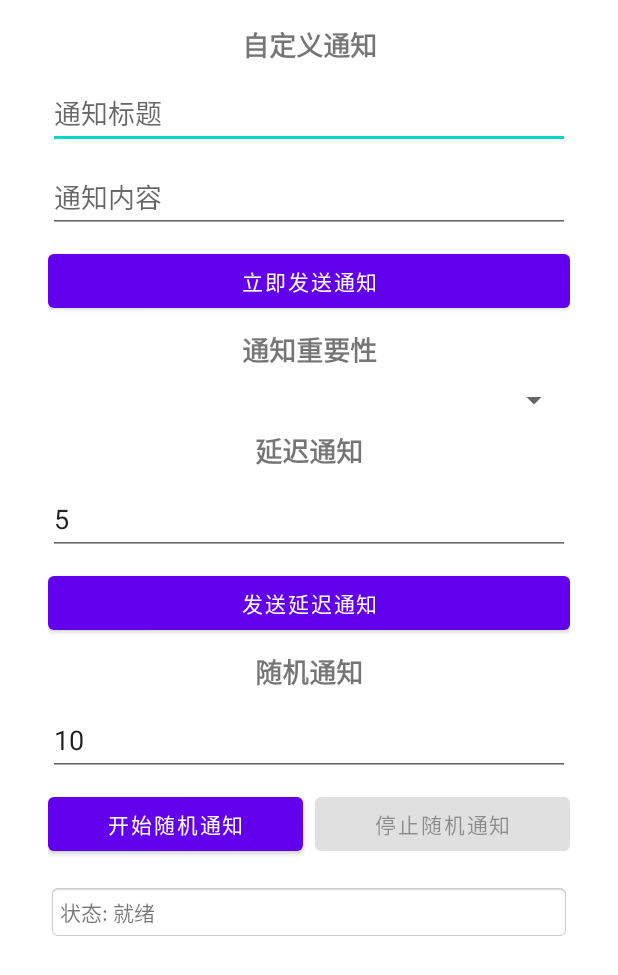
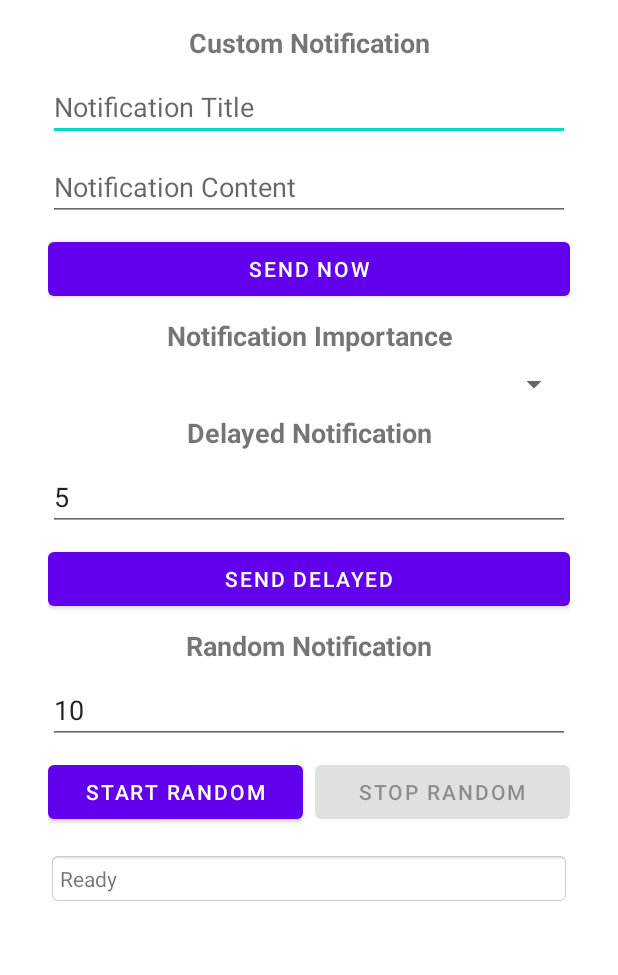
Before and after one commit to TheDeathDragon/NotiBot, an Android app: the layout activity_main.xml on its own in the app's theme, with its tools: preview values and no code run, on a phone screen of 412 x 824 dp. Shown: the top 975 px of the screen. Run offline under Robolectric (Android 15) with nearby library versions, the phone set to English and light mode, and no system bars.

Commit message:
更新本地化翻译

```diff
--- a/app/src/main/res/layout/activity_main.xml
+++ b/app/src/main/res/layout/activity_main.xml
@@ -20,7 +20,7 @@
             android:layout_width="match_parent"
             android:layout_height="wrap_content"
             android:layout_marginBottom="8dp"
-            android:text="自定义通知"
+            android:text="@string/custom_notification"
             android:textAlignment="center"
             android:textSize="18sp"
             android:textStyle="bold" />
@@ -30,7 +30,7 @@
             android:layout_width="match_parent"
             android:layout_height="wrap_content"
             android:layout_marginBottom="8dp"
-            android:hint="通知标题"
+            android:hint="@string/notification_title_hint"
             android:inputType="text" />
 
         <EditText
@@ -38,7 +38,7 @@
             android:layout_width="match_parent"
             android:layout_height="wrap_content"
             android:layout_marginBottom="8dp"
-            android:hint="通知内容"
+            android:hint="@string/notification_content_hint"
             android:inputType="textMultiLine"
             android:minLines="1" />
 
@@ -47,13 +47,13 @@
             android:layout_width="match_parent"
             android:layout_height="wrap_content"
             android:layout_marginBottom="8dp"
-            android:text="立即发送通知" />
+            android:text="@string/send_now" />
 
         <TextView
             android:layout_width="match_parent"
             android:layout_height="wrap_content"
             android:layout_marginBottom="8dp"
-            android:text="通知重要性"
+            android:text="@string/notification_importance"
             android:textAlignment="center"
             android:textSize="18sp"
             android:textStyle="bold" />
@@ -69,7 +69,7 @@
             android:layout_width="match_parent"
             android:layout_height="wrap_content"
             android:layout_marginBottom="8dp"
-            android:text="延迟通知"
+            android:text="@string/delayed_notification"
             android:textAlignment="center"
             android:textSize="18sp"
             android:textStyle="bold" />
@@ -79,7 +79,7 @@
             android:layout_width="match_parent"
             android:layout_height="wrap_content"
             android:layout_marginBottom="8dp"
-            android:hint="延迟时间（秒）"
+            android:hint="@string/delay_seconds_hint"
             android:inputType="number"
             android:text="5" />
 
@@ -88,14 +88,14 @@
             android:layout_width="match_parent"
             android:layout_height="wrap_content"
             android:layout_marginBottom="8dp"
-            android:text="发送延迟通知" />
+            android:text="@string/send_delayed" />
 
         <!-- 随机通知部分 -->
         <TextView
             android:layout_width="match_parent"
             android:layout_height="wrap_content"
             android:layout_marginBottom="8dp"
-            android:text="随机通知"
+            android:text="@string/random_notification"
             android:textAlignment="center"
             android:textSize="18sp"
             android:textStyle="bold" />
@@ -105,7 +105,7 @@
             android:layout_width="match_parent"
             android:layout_height="wrap_content"
             android:layout_marginBottom="8dp"
-            android:hint="间隔时间（秒）"
+            android:hint="@string/interval_seconds_hint"
             android:inputType="number"
             android:text="10" />
 
@@ -121,7 +121,7 @@
                 android:layout_height="wrap_content"
                 android:layout_marginEnd="8dp"
                 android:layout_weight="1"
-                android:text="开始随机通知" />
+                android:text="@string/start_random" />
 
             <Button
                 android:id="@+id/stopRandomButton"
@@ -129,7 +129,7 @@
                 android:layout_height="wrap_content"
                 android:layout_weight="1"
                 android:enabled="false"
-                android:text="停止随机通知" />
+                android:text="@string/stop_random" />
 
         </LinearLayout>
 
@@ -141,7 +141,7 @@
             android:layout_marginTop="8dp"
             android:background="@android:drawable/editbox_background"
             android:padding="8dp"
-            android:text="状态: 就绪"
+            android:text="@string/status_ready"
             android:textSize="14sp" />
 
     </LinearLayout>
--- a/app/src/main/res/menu/menu_main.xml
+++ b/app/src/main/res/menu/menu_main.xml
@@ -4,7 +4,7 @@
 
     <item
         android:id="@+id/action_info"
-        android:title="关于"
+        android:title="@string/action_about"
         android:icon="@drawable/ic_info"
         app:showAsAction="ifRoom" />
 
```
Also changed, not shown: app/src/main/java/la/shiro/notibot/MainActivity.kt (+29 -32 lines), app/src/main/java/la/shiro/notibot/NotificationService.kt (+18 -18 lines), app/src/main/res/values/strings.xml (+75 -0 lines), 1 other file.
